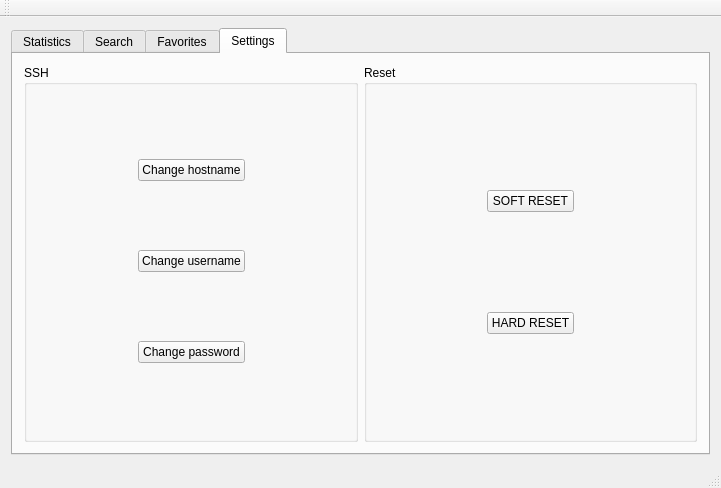
aeternesatiatus/SafeSync, file mainwindow.ui: the form before one commit.
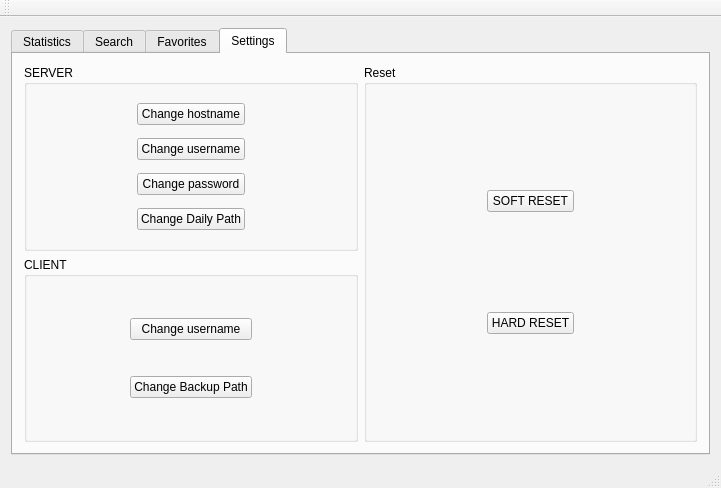
The form after the commit. Icons and pictures are not drawn.

```diff
--- a/mainwindow.ui
+++ b/mainwindow.ui
@@ -1350,8 +1350,8 @@
                <rect>
                 <x>0</x>
                 <y>0</y>
-                <width>228</width>
-                <height>295</height>
+                <width>222</width>
+                <height>292</height>
                </rect>
               </property>
               <layout class="QVBoxLayout" name="verticalLayout_2">
@@ -1409,8 +1409,8 @@
                <rect>
                 <x>0</x>
                 <y>0</y>
-                <width>228</width>
-                <height>295</height>
+                <width>221</width>
+                <height>292</height>
                </rect>
               </property>
              </widget>
@@ -1685,7 +1685,7 @@
         <string>Settings</string>
        </attribute>
        <layout class="QGridLayout" name="gridLayout_7">
-        <item row="0" column="1">
+        <item row="0" column="2" rowspan="2">
          <widget class="QGroupBox" name="groupBox_5">
           <property name="title">
            <string>Reset</string>
@@ -1763,25 +1763,58 @@
         <item row="0" column="0">
          <widget class="QGroupBox" name="groupBox_6">
           <property name="title">
-           <string>SSH</string>
+           <string>SERVER</string>
           </property>
           <layout class="QGridLayout" name="gridLayout_8">
+           <item row="3" column="0">
+            <spacer name="horizontalSpacer_21">
+             <property name="orientation">
+              <enum>Qt::Horizontal</enum>
+             </property>
+             <property name="sizeHint" stdset="0">
+              <size>
+               <width>40</width>
+               <height>20</height>
+              </size>
+             </property>
+            </spacer>
+           </item>
+           <item row="3" column="1">
+            <widget class="QPushButton" name="CServerDailyButton">
+             <property name="text">
+              <string>Change Daily Path</string>
+             </property>
+            </widget>
+           </item>
+           <item row="3" column="2">
+            <spacer name="horizontalSpacer_22">
+             <property name="orientation">
+              <enum>Qt::Horizontal</enum>
+             </property>
+             <property name="sizeHint" stdset="0">
+              <size>
+               <width>40</width>
+               <height>20</height>
+              </size>
+             </property>
+            </spacer>
+           </item>
            <item row="1" column="1">
-            <widget class="QPushButton" name="CUserButton">
+            <widget class="QPushButton" name="CServerUserButton">
              <property name="text">
               <string>Change username</string>
              </property>
             </widget>
            </item>
            <item row="2" column="1">
-            <widget class="QPushButton" name="CPassButton">
+            <widget class="QPushButton" name="CServerPassButton">
              <property name="text">
               <string>Change password</string>
              </property>
             </widget>
            </item>
            <item row="0" column="1">
-            <widget class="QPushButton" name="CHostButton">
+            <widget class="QPushButton" name="CServerHostButton">
              <property name="text">
               <string>Change hostname</string>
              </property>
@@ -1868,6 +1901,81 @@
           </layout>
          </widget>
         </item>
+        <item row="1" column="0">
+         <widget class="QGroupBox" name="groupBox_7">
+          <property name="title">
+           <string>CLIENT</string>
+          </property>
+          <layout class="QGridLayout" name="gridLayout_11">
+           <item row="0" column="2">
+            <spacer name="horizontalSpacer_24">
+             <property name="orientation">
+              <enum>Qt::Horizontal</enum>
+             </property>
+             <property name="sizeHint" stdset="0">
+              <size>
+               <width>68</width>
+               <height>20</height>
+              </size>
+             </property>
+            </spacer>
+           </item>
+           <item row="0" column="1">
+            <widget class="QPushButton" name="CClientUserButton">
+             <property name="text">
+              <string>Change username</string>
+             </property>
+            </widget>
+           </item>
+           <item row="0" column="0">
+            <spacer name="horizontalSpacer_23">
+             <property name="orientation">
+              <enum>Qt::Horizontal</enum>
+             </property>
+             <property name="sizeHint" stdset="0">
+              <size>
+               <width>68</width>
+               <height>20</height>
+              </size>
+             </property>
+            </spacer>
+           </item>
+           <item row="1" column="0">
+            <spacer name="horizontalSpacer_25">
+             <property name="orientation">
+              <enum>Qt::Horizontal</enum>
+             </property>
+             <property name="sizeHint" stdset="0">
+              <size>
+               <width>40</width>
+               <height>20</height>
+              </size>
+             </property>
+            </spacer>
+           </item>
+           <item row="1" column="2">
+            <spacer name="horizontalSpacer_26">
+             <property name="orientation">
+              <enum>Qt::Horizontal</enum>
+             </property>
+             <property name="sizeHint" stdset="0">
+              <size>
+               <width>40</width>
+               <height>20</height>
+              </size>
+             </property>
+            </spacer>
+           </item>
+           <item row="1" column="1">
+            <widget class="QPushButton" name="CClientBackupButton">
+             <property name="text">
+              <string>Change Backup Path</string>
+             </property>
+            </widget>
+           </item>
+          </layout>
+         </widget>
+        </item>
        </layout>
       </widget>
      </widget>
@@ -1880,7 +1988,7 @@
      <x>0</x>
      <y>0</y>
      <width>721</width>
-     <height>25</height>
+     <height>26</height>
     </rect>
    </property>
   </widget>
```
